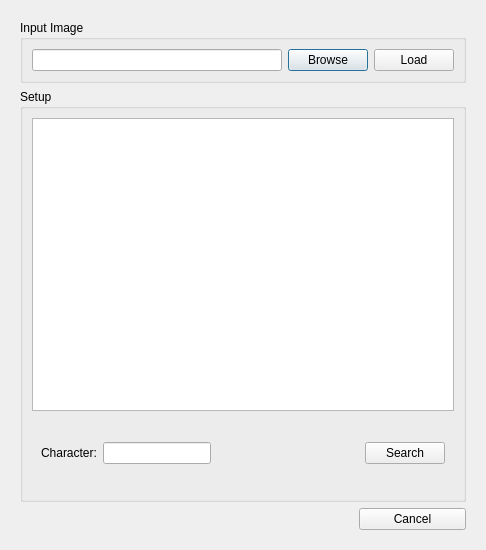
Qt form src/matchraster.ui (fontmatrix/fontmatrix) before a commit.
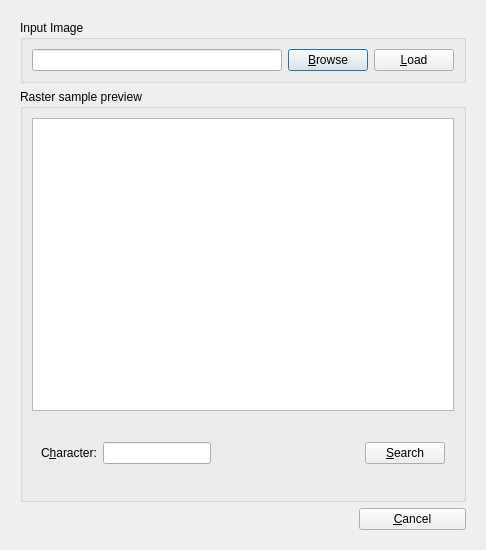
The same form after that commit. Custom widgets are drawn as their Qt base class.

Commit message: Improved naming of the new function, added mnemonic keys, added tooltip for its menu item

```diff
--- a/src/matchraster.ui
+++ b/src/matchraster.ui
@@ -38,14 +38,14 @@
           <item row="0" column="1" >
            <widget class="QPushButton" name="browseButton" >
             <property name="text" >
-             <string>Browse</string>
+             <string>&amp;Browse</string>
             </property>
            </widget>
           </item>
           <item row="0" column="2" >
            <widget class="QPushButton" name="loadButton" >
             <property name="text" >
-             <string>Load</string>
+             <string>&amp;Load</string>
             </property>
            </widget>
           </item>
@@ -61,7 +61,7 @@
           </sizepolicy>
          </property>
          <property name="title" >
-          <string>Setup</string>
+          <string>Raster sample preview</string>
          </property>
          <layout class="QGridLayout" name="gridLayout_4" >
           <item row="0" column="0" >
@@ -88,7 +88,7 @@
                <item row="0" column="0" >
                 <widget class="QLabel" name="label_2" >
                  <property name="text" >
-                  <string>Character:</string>
+                  <string>C&amp;haracter:</string>
                  </property>
                  <property name="buddy" >
                   <cstring>letter</cstring>
@@ -116,7 +116,7 @@
              <item row="0" column="2" >
               <widget class="QPushButton" name="searchButton" >
                <property name="text" >
-                <string>Search</string>
+                <string>&amp;Search</string>
                </property>
               </widget>
              </item>
@@ -168,7 +168,7 @@
        <item row="2" column="3" >
         <widget class="QPushButton" name="cancelButton" >
          <property name="text" >
-          <string>Cancel</string>
+          <string>&amp;Cancel</string>
          </property>
         </widget>
        </item>
```
Left out of the diff: 2 changed lines with no effect on the pictures. The commit also changes 1 other file.
